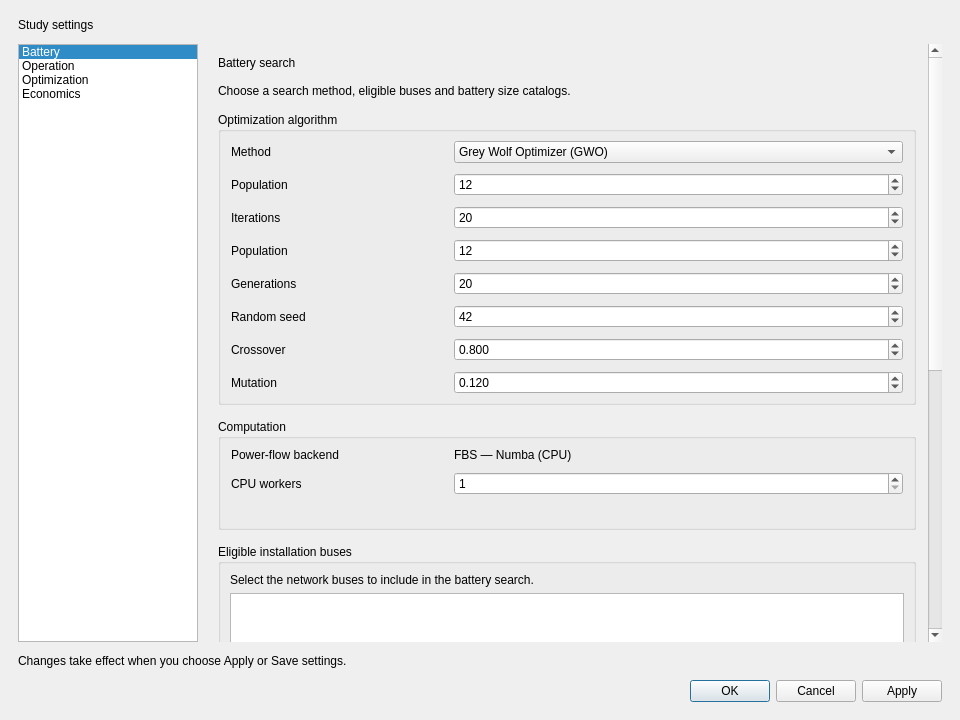
Islahi/EE499-Team16, file 07_Implementation/src_accelerated/assets/settings_dialog.ui: the form before one commit.
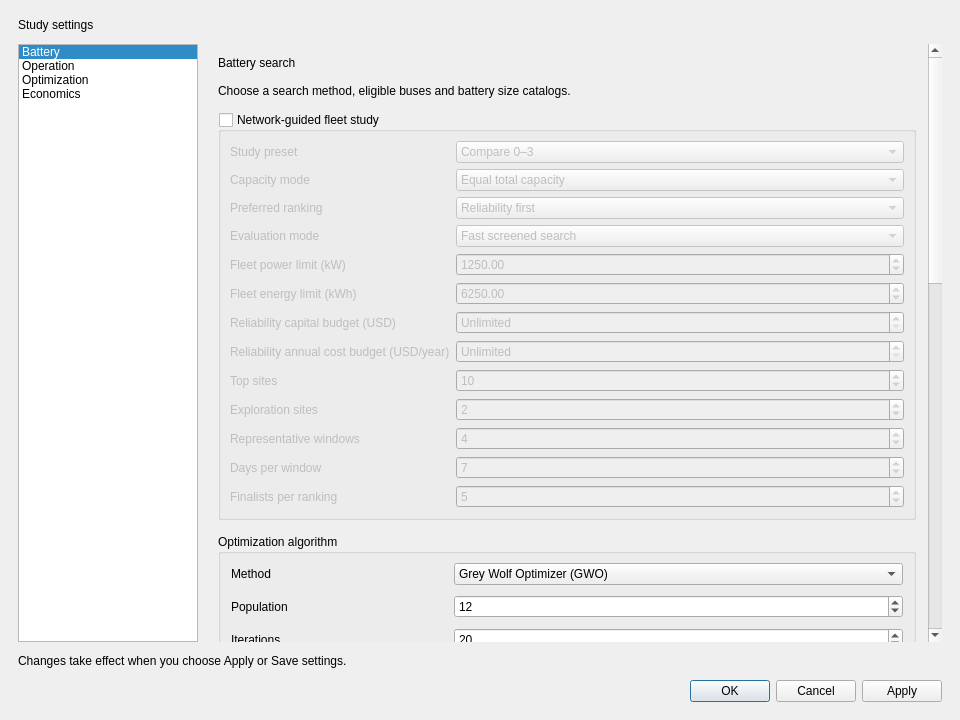
The form after the commit. The open tabs and pages were chosen to show the change.

Commit message: Add network-guided multi-battery fleet optimization

```diff
--- a/07_Implementation/src_accelerated/assets/settings_dialog.ui
+++ b/07_Implementation/src_accelerated/assets/settings_dialog.ui
@@ -1006,7 +1006,35 @@
               </rect>
              </property>
              <layout class="QVBoxLayout" name="layout_contents_optimization">
-              <item><widget class="QLabel" name="lbl_optimization_heading"><property name="text"><string>Battery search</string></property><property name="wordWrap"><bool>true</bool></property><property name="role" stdset="0"><string>section</string></property></widget></item><item><widget class="QLabel" name="lbl_optimization_description"><property name="text"><string>Choose a search method, eligible buses and battery size catalogs.</string></property><property name="wordWrap"><bool>true</bool></property><property name="role" stdset="0"><string>hint</string></property></widget></item><item><widget class="QGroupBox" name="group_ga_settings"><property name="toolTip"><string>GA and GWO use the same annual cost objective and feasible battery catalogs.</string></property><layout class="QFormLayout" name="group_ga_settings_layout"><property name="leftMargin"><number>10</number></property><property name="rightMargin"><number>10</number></property><property name="topMargin"><number>9</number></property><property name="bottomMargin"><number>8</number></property><item row="0" column="0"><widget class="QLabel" name="lbl_combo_optimizer_algorithm"><property name="text"><string>Method</string></property><property name="minimumSize"><size><width>205</width><height>0</height></size></property></widget></item><item row="0" column="1"><widget class="QComboBox" name="combo_optimizer_algorithm"><item><property name="text"><string>Grey Wolf Optimizer (GWO)</string></property><property name="userData"><string>GWO</string></property></item><item><property name="text"><string>Genetic Algorithm (GA)</string></property><property name="userData"><string>GA</string></property></item><property name="toolTip"><string>Only the selected method’s parameters are displayed. Population and iteration controls share the same position.</string></property></widget></item><item row="3" column="0"><widget class="QLabel" name="lbl_spin_ga_population"><property name="text"><string>Population</string></property><property name="minimumSize"><size><width>205</width><height>0</height></size></property></widget></item><item row="3" column="1"><widget class="QSpinBox" name="spin_ga_population"><property name="minimum"><number>3</number></property><property name="maximum"><number>100000</number></property><property name="value"><number>12</number></property><property name="keyboardTracking"><bool>false</bool></property><property name="toolTip"><string>Number of GA chromosomes per generation.</string></property></widget></item><item row="4" column="0"><widget class="QLabel" name="lbl_spin_ga_generations"><property name="text"><string>Generations</string></property><property name="minimumSize"><size><width>205</width><height>0</height></size></property></widget></item><item row="4" column="1"><widget class="QSpinBox" name="spin_ga_generations"><property name="minimum"><number>1</number></property><property name="maximum"><number>1000000</number></property><property name="value"><number>20</number></property><property name="keyboardTracking"><bool>false</bool></property></widget></item><item row="6" column="0"><widget class="QLabel" name="lbl_spin_ga_crossover"><property name="text"><string>Crossover</string></property><property name="minimumSize"><size><width>205</width><height>0</height></size></property></widget></item><item row="6" column="1"><widget class="QDoubleSpinBox" name="spin_ga_crossover"><property name="decimals"><number>3</number></property><property name="minimum"><double>0</double></property><property name="maximum"><double>1</double></property><property name="singleStep"><double>0.05</double></property><property name="value"><double>0.8</double></property><property name="keyboardTracking"><bool>false</bool></property><property name="toolTip"><string>Probability of two-parent crossover.</string></property></widget></item><item row="7" column="0"><widget class="QLabel" name="lbl_spin_ga_mutation"><property name="text"><string>Mutation</string></property><property name="minimumSize"><size><width>205</width><height>0</height></size></property></widget></item><item row="7" column="1"><widget class="QDoubleSpinBox" name="spin_ga_mutation"><property name="decimals"><number>3</number></property><property name="minimum"><double>0</double></property><property name="maximum"><double>1</double></property><property name="singleStep"><double>0.05</double></property><property name="value"><double>0.12</double></property><property name="keyboardTracking"><bool>false</bool></property><property name="toolTip"><string>Probability of mutation for each gene.</string></property></widget></item><property name="horizontalSpacing"><number>18</number></property><property name="verticalSpacing"><number>10</number></property><item row="1" column="0">
+              <item><widget class="QLabel" name="lbl_optimization_heading"><property name="text"><string>Battery search</string></property><property name="wordWrap"><bool>true</bool></property><property name="role" stdset="0"><string>section</string></property></widget></item><item><widget class="QLabel" name="lbl_optimization_description"><property name="text"><string>Choose a search method, eligible buses and battery size catalogs.</string></property><property name="wordWrap"><bool>true</bool></property><property name="role" stdset="0"><string>hint</string></property></widget></item><item><widget class="QGroupBox" name="group_fleet_study"><property name="title"><string>Network-guided fleet study</string></property><property name="checkable"><bool>true</bool></property><property name="checked"><bool>false</bool></property><layout class="QFormLayout" name="layout_fleet_study">
+<item row="0" column="0"><widget class="QLabel" name="lbl_combo_fleet_count"><property name="text"><string>Study preset</string></property></widget></item>
+<item row="0" column="1"><widget class="QComboBox" name="combo_fleet_count"><item><property name="text"><string>Compare 0–3</string></property></item><item><property name="text"><string>Single BESS</string></property></item><item><property name="text"><string>Two BESS</string></property></item><item><property name="text"><string>Three BESS</string></property></item></widget></item>
+<item row="1" column="0"><widget class="QLabel" name="lbl_combo_fleet_capacity"><property name="text"><string>Capacity mode</string></property></widget></item>
+<item row="1" column="1"><widget class="QComboBox" name="combo_fleet_capacity"><item><property name="text"><string>Equal total capacity</string></property></item><item><property name="text"><string>Flexible fleet sizing</string></property></item></widget></item>
+<item row="2" column="0"><widget class="QLabel" name="lbl_combo_fleet_objective"><property name="text"><string>Preferred ranking</string></property></widget></item>
+<item row="2" column="1"><widget class="QComboBox" name="combo_fleet_objective"><item><property name="text"><string>Reliability first</string></property></item><item><property name="text"><string>Economics first</string></property></item></widget></item>
+<item row="3" column="0"><widget class="QLabel" name="lbl_combo_fleet_speed"><property name="text"><string>Evaluation mode</string></property></widget></item>
+<item row="3" column="1"><widget class="QComboBox" name="combo_fleet_speed"><item><property name="text"><string>Fast screened search</string></property></item><item><property name="text"><string>Full-horizon search</string></property></item></widget></item>
+<item row="4" column="0"><widget class="QLabel" name="lbl_spin_fleet_total_kw"><property name="text"><string>Fleet power limit (kW)</string></property></widget></item>
+<item row="4" column="1"><widget class="QDoubleSpinBox" name="spin_fleet_total_kw"><property name="minimum"><double>1</double></property><property name="maximum"><double>10000000</double></property><property name="value"><double>1250</double></property></widget></item>
+<item row="5" column="0"><widget class="QLabel" name="lbl_spin_fleet_total_kwh"><property name="text"><string>Fleet energy limit (kWh)</string></property></widget></item>
+<item row="5" column="1"><widget class="QDoubleSpinBox" name="spin_fleet_total_kwh"><property name="minimum"><double>1</double></property><property name="maximum"><double>100000000</double></property><property name="value"><double>6250</double></property></widget></item>
+<item row="6" column="0"><widget class="QLabel" name="lbl_spin_fleet_capex"><property name="text"><string>Reliability capital budget (USD)</string></property></widget></item>
+<item row="6" column="1"><widget class="QDoubleSpinBox" name="spin_fleet_capex"><property name="minimum"><double>0</double></property><property name="maximum"><double>1000000000</double></property><property name="value"><double>0</double></property><property name="specialValueText"><string>Unlimited</string></property></widget></item>
+<item row="7" column="0"><widget class="QLabel" name="lbl_spin_fleet_annual"><property name="text"><string>Reliability annual cost budget (USD/year)</string></property></widget></item>
+<item row="7" column="1"><widget class="QDoubleSpinBox" name="spin_fleet_annual"><property name="minimum"><double>0</double></property><property name="maximum"><double>1000000000</double></property><property name="value"><double>0</double></property><property name="specialValueText"><string>Unlimited</string></property></widget></item>
+<item row="8" column="0"><widget class="QLabel" name="lbl_spin_fleet_sites"><property name="text"><string>Top sites</string></property></widget></item>
+<item row="8" column="1"><widget class="QSpinBox" name="spin_fleet_sites"><property name="minimum"><number>3</number></property><property name="maximum"><number>200</number></property><property name="value"><number>10</number></property></widget></item>
+<item row="9" column="0"><widget class="QLabel" name="lbl_spin_fleet_explore"><property name="text"><string>Exploration sites</string></property></widget></item>
+<item row="9" column="1"><widget class="QSpinBox" name="spin_fleet_explore"><property name="minimum"><number>0</number></property><property name="maximum"><number>200</number></property><property name="value"><number>2</number></property></widget></item>
+<item row="10" column="0"><widget class="QLabel" name="lbl_spin_fleet_windows"><property name="text"><string>Representative windows</string></property></widget></item>
+<item row="10" column="1"><widget class="QSpinBox" name="spin_fleet_windows"><property name="minimum"><number>1</number></property><property name="maximum"><number>52</number></property><property name="value"><number>4</number></property></widget></item>
+<item row="11" column="0"><widget class="QLabel" name="lbl_spin_fleet_window_days"><property name="text"><string>Days per window</string></property></widget></item>
+<item row="11" column="1"><widget class="QSpinBox" name="spin_fleet_window_days"><property name="minimum"><number>1</number></property><property name="maximum"><number>90</number></property><property name="value"><number>7</number></property></widget></item>
+<item row="12" column="0"><widget class="QLabel" name="lbl_spin_fleet_finalists"><property name="text"><string>Finalists per ranking</string></property></widget></item>
+<item row="12" column="1"><widget class="QSpinBox" name="spin_fleet_finalists"><property name="minimum"><number>1</number></property><property name="maximum"><number>100</number></property><property name="value"><number>5</number></property></widget></item>
+</layout></widget></item>
+              <item><widget class="QGroupBox" name="group_ga_settings"><property name="toolTip"><string>GA and GWO use the same annual cost objective and feasible battery catalogs.</string></property><layout class="QFormLayout" name="group_ga_settings_layout"><property name="leftMargin"><number>10</number></property><property name="rightMargin"><number>10</number></property><property name="topMargin"><number>9</number></property><property name="bottomMargin"><number>8</number></property><item row="0" column="0"><widget class="QLabel" name="lbl_combo_optimizer_algorithm"><property name="text"><string>Method</string></property><property name="minimumSize"><size><width>205</width><height>0</height></size></property></widget></item><item row="0" column="1"><widget class="QComboBox" name="combo_optimizer_algorithm"><item><property name="text"><string>Grey Wolf Optimizer (GWO)</string></property><property name="userData"><string>GWO</string></property></item><item><property name="text"><string>Genetic Algorithm (GA)</string></property><property name="userData"><string>GA</string></property></item><property name="toolTip"><string>Only the selected method’s parameters are displayed. Population and iteration controls share the same position.</string></property></widget></item><item row="3" column="0"><widget class="QLabel" name="lbl_spin_ga_population"><property name="text"><string>Population</string></property><property name="minimumSize"><size><width>205</width><height>0</height></size></property></widget></item><item row="3" column="1"><widget class="QSpinBox" name="spin_ga_population"><property name="minimum"><number>3</number></property><property name="maximum"><number>100000</number></property><property name="value"><number>12</number></property><property name="keyboardTracking"><bool>false</bool></property><property name="toolTip"><string>Number of GA chromosomes per generation.</string></property></widget></item><item row="4" column="0"><widget class="QLabel" name="lbl_spin_ga_generations"><property name="text"><string>Generations</string></property><property name="minimumSize"><size><width>205</width><height>0</height></size></property></widget></item><item row="4" column="1"><widget class="QSpinBox" name="spin_ga_generations"><property name="minimum"><number>1</number></property><property name="maximum"><number>1000000</number></property><property name="value"><number>20</number></property><property name="keyboardTracking"><bool>false</bool></property></widget></item><item row="6" column="0"><widget class="QLabel" name="lbl_spin_ga_crossover"><property name="text"><string>Crossover</string></property><property name="minimumSize"><size><width>205</width><height>0</height></size></property></widget></item><item row="6" column="1"><widget class="QDoubleSpinBox" name="spin_ga_crossover"><property name="decimals"><number>3</number></property><property name="minimum"><double>0</double></property><property name="maximum"><double>1</double></property><property name="singleStep"><double>0.05</double></property><property name="value"><double>0.8</double></property><property name="keyboardTracking"><bool>false</bool></property><property name="toolTip"><string>Probability of two-parent crossover.</string></property></widget></item><item row="7" column="0"><widget class="QLabel" name="lbl_spin_ga_mutation"><property name="text"><string>Mutation</string></property><property name="minimumSize"><size><width>205</width><height>0</height></size></property></widget></item><item row="7" column="1"><widget class="QDoubleSpinBox" name="spin_ga_mutation"><property name="decimals"><number>3</number></property><property name="minimum"><double>0</double></property><property name="maximum"><double>1</double></property><property name="singleStep"><double>0.05</double></property><property name="value"><double>0.12</double></property><property name="keyboardTracking"><bool>false</bool></property><property name="toolTip"><string>Probability of mutation for each gene.</string></property></widget></item><property name="horizontalSpacing"><number>18</number></property><property name="verticalSpacing"><number>10</number></property><item row="1" column="0">
                   <widget class="QLabel" name="lbl_spin_gwo_population">
                    <property name="text">
                     <string>Population</string>
```
Left out of the diff: 8 changed lines with no effect on the pictures. The commit also changes 18 other files.
